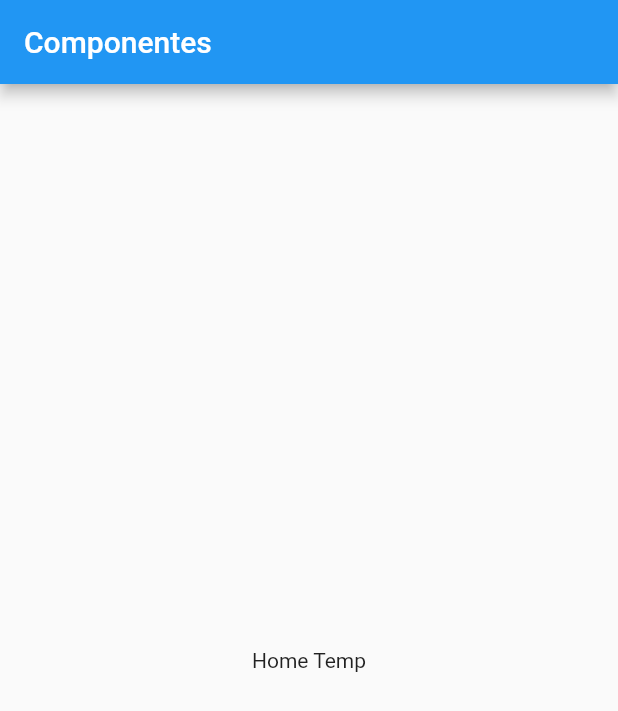
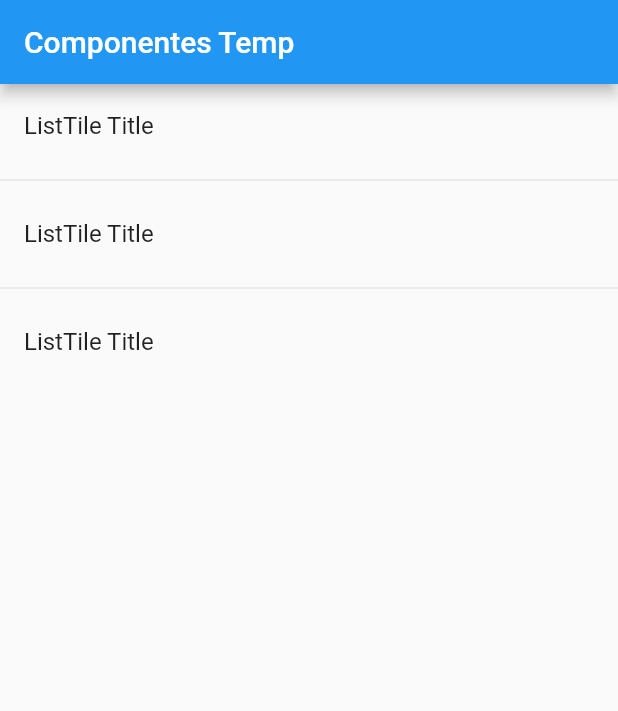
Before and after one commit to Oscar-Espana/Flutter---Componentes, a Flutter app: the screen it shows after launch, on a phone screen of 412 x 824 dp. Shown: the top 711 px of the screen. Run offline on Flutter 3.47's test engine with Material 2 defaults, Android fonts, the phone set to English and light mode, and no system bars.

Commit message:
ListView: agregra lista de elementos

```diff
--- a/lib/main.dart
+++ b/lib/main.dart
@@ -9,11 +9,7 @@ class MyApp extends StatelessWidget {
     return MaterialApp(
       debugShowCheckedModeBanner: false,
       title: 'Componentes',
-      home: Scaffold(
-          appBar: AppBar(
-            title: Text('Componentes'),
-          ),
-          body: HomePageTemp()),
+      home: HomePageTemp(),
     );
   }
 }
--- a/lib/src/pages/home_temp.dart
+++ b/lib/src/pages/home_temp.dart
@@ -1,11 +1,27 @@
 import 'package:flutter/material.dart';
 
 class HomePageTemp extends StatelessWidget {
-
   @override
   Widget build(BuildContext context) {
-    return Center(
-      child: Text('Home Temp'),
+    return Scaffold(
+      appBar: AppBar(
+        title: Text('Componentes Temp'),
+      ),
+      body: ListView(
+        children: [
+          ListTile(
+            title: Text('ListTile Title'),
+          ),
+          Divider(),
+          ListTile(
+            title: Text('ListTile Title'),
+          ),
+          Divider(),
+          ListTile(
+            title: Text('ListTile Title'),
+          )
+        ],
+      ),
     );
   }
 }
```
